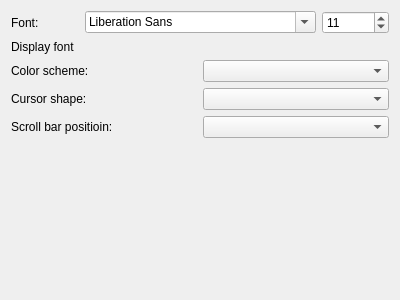
First picture: the form in Viewer/Plugins/Terminal/FrmTerminalAppearanceSettings.ui, repository KangLin/RabbitRemoteControl, before the edit.
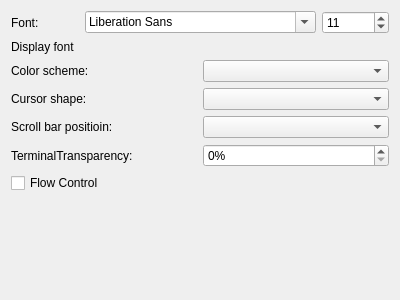
Second picture: the form after the edit.

Commit message: Terminal: modify parameter

What changed in the file:
```diff
--- a/Viewer/Plugins/Terminal/FrmTerminalAppearanceSettings.ui
+++ b/Viewer/Plugins/Terminal/FrmTerminalAppearanceSettings.ui
@@ -88,6 +88,34 @@
     </layout>
    </item>
    <item row="5" column="0">
+    <layout class="QHBoxLayout" name="horizontalLayout_2">
+     <item>
+      <widget class="QLabel" name="label_2">
+       <property name="text">
+        <string>TerminalTransparency:</string>
+       </property>
+      </widget>
+     </item>
+     <item>
+      <widget class="QSpinBox" name="spTerminalTransparecy">
+       <property name="suffix">
+        <string>%</string>
+       </property>
+       <property name="maximum">
+        <number>100</number>
+       </property>
+      </widget>
+     </item>
+    </layout>
+   </item>
+   <item row="6" column="0">
+    <widget class="QCheckBox" name="cbFlowControl">
+     <property name="text">
+      <string>Flow Control</string>
+     </property>
+    </widget>
+   </item>
+   <item row="7" column="0">
     <spacer name="verticalSpacer">
      <property name="orientation">
       <enum>Qt::Vertical</enum>
```
The commit also changes 13 other files.
